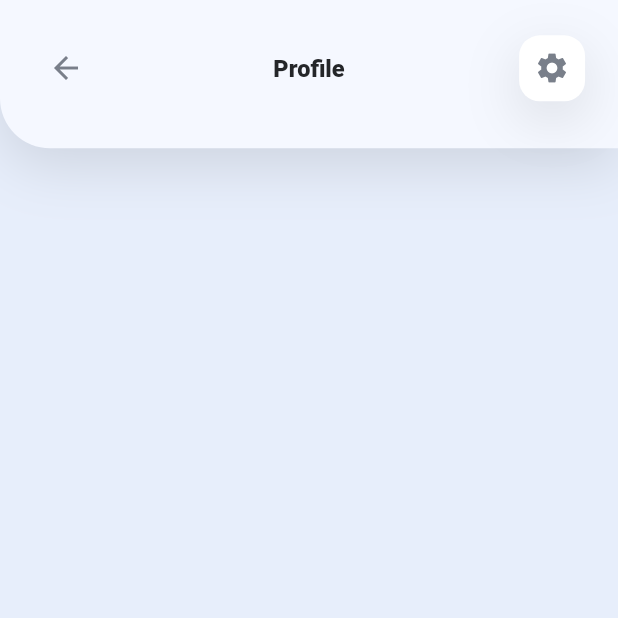
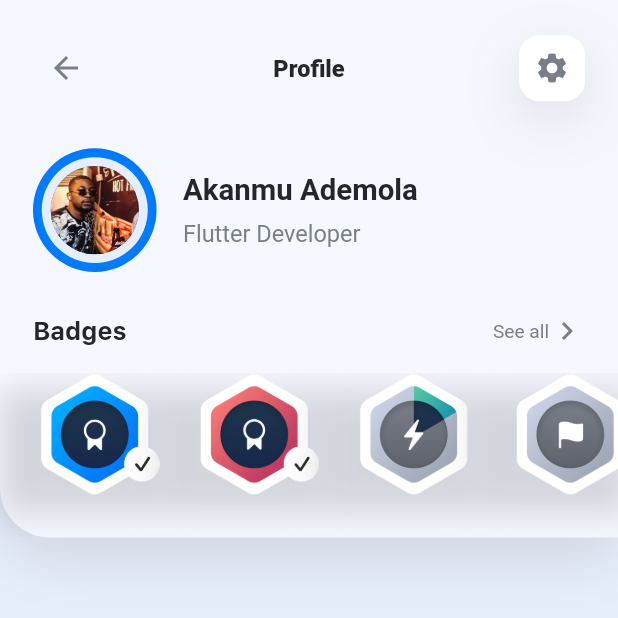
Before and after one commit to demola33/design_courses_app, a Flutter app: the ProfileScreen screen opened directly, on a phone screen of 412 x 824 dp, the top half of it. Run offline on Flutter 3.47's test engine with Material 2 defaults, Android fonts, the light colour scheme and no system bars; our stand-ins replace flutter_screenutil, sliding_up_panel.

Commit message:
populate the profile screen with a: 1) image avatar & bio, 2) badges

```diff
--- a/lib/app/home/components/home_screen_nav_bar/home_screen_nav_bar.dart
+++ b/lib/app/home/components/home_screen_nav_bar/home_screen_nav_bar.dart
@@ -37,7 +37,7 @@ class HomeScreenNavBar extends StatelessWidget {
               onTap: (){
                 Navigator.of(context).push(
                   MaterialPageRoute(
-                    builder: (context) => const ProfileScreen(),
+                    builder: (context) => ProfileScreen(),
                   )
                 );
               },
--- a/lib/app/home/screens/profile_screen.dart
+++ b/lib/app/home/screens/profile_screen.dart
@@ -6,7 +6,15 @@ import 'package:flutter/material.dart';
 import 'package:flutter_screenutil/flutter_screenutil.dart';
 
 class ProfileScreen extends StatelessWidget {
-  const ProfileScreen({Key? key}) : super(key: key);
+  ProfileScreen({Key? key}) : super(key: key);
+
+  final List<String> badges = [
+    "badge-01.png",
+    "badge-02.png",
+    "badge-03.png",
+    "badge-04.png",
+    "badge-05.png",
+  ];
 
   @override
   Widget build(BuildContext context) {
@@ -29,7 +37,9 @@ class ProfileScreen extends StatelessWidget {
                 ]
               ),
               child: SafeArea(
-                child: Padding(
+                child: Column(
+                  children: [
+                    Padding(
                       padding: EdgeInsets.only(
                         left: 20.w,
                         top: 24.h,
@@ -82,6 +92,110 @@ class ProfileScreen extends StatelessWidget {
                         ],
                       ),
                     ),
+                    Padding(
+                      padding: EdgeInsets.symmetric(horizontal: 20.0.w),
+                      child: Row(
+                        children: [
+                          Container(
+                            child: Padding(
+                              padding: EdgeInsets.symmetric(horizontal: 6.0.h, vertical: 6.0.h),
+                              child: Container(
+                                padding: EdgeInsets.symmetric(horizontal: 6.0.h, vertical: 6.0.h),
+                                child: CircleAvatar(
+                                  backgroundImage: const AssetImage(
+                                      "asset/images/profile.jpg"
+                                  ),
+                                  radius: 30.r,
+                                ),
+                                decoration: BoxDecoration(
+                                  borderRadius: BorderRadius.circular(42.r),
+                                  color: kBackgroundColor,
+                                ),
+                              ),
+                            ),
+                            height: 84.h,
+                            width: 84.h,
+                            decoration: BoxDecoration(
+                              gradient: const RadialGradient(
+                                colors: [
+                                  Color(0xFF00AEFF),
+                                  Color(0xFF0077FF)
+                                ]
+                              ),
+                              borderRadius: BorderRadius.circular(42.r),
+                            ),
+                          ),
+                          SizedBox(width: 16.w),
+                          Column(
+                            crossAxisAlignment: CrossAxisAlignment.start,
+                            children: [
+                              Text(
+                                "Akanmu Ademola",
+                                style: kTitle2Style,
+                              ),
+                              SizedBox(height: 8.0.h),
+                              Text(
+                                "Flutter Developer",
+                                style: kSecondaryCalloutLabelStyle,
+                              ),
+                            ],
+                          ),
+                        ],
+                      ),
+                    ),
+                    Padding(
+                      padding: EdgeInsets.only(top: 28.h,bottom: 16.h),
+                      child: Column(
+                        children: [
+                          Padding(
+                            padding: EdgeInsets.symmetric(horizontal: 20.w),
+                            child: Row(
+                              mainAxisAlignment: MainAxisAlignment.spaceBetween,
+                              children: [
+                                Text(
+                                  "Badges",
+                                  style: kHeadlineLabelStyle,
+                                ),
+                                Row(
+                                  children: [
+                                    Text(
+                                      "See all",
+                                      style: kSearchPlaceholderStyle,
+                                    ),
+                                    const Icon(Icons.chevron_right, color: kSecondaryLabelColor),
+                                  ],
+                                )
+                              ],
+                            ),
+                          )
+                        ],
+                      ),
+                    ),
+                    Container(
+                      height: 112.h,
+                      child: ListView.builder(
+                        padding: EdgeInsets.only(bottom: 28.h),
+                        scrollDirection: Axis.horizontal,
+                        itemCount: badges.length,
+                        itemBuilder: (context, index) {
+                          return Container(
+                            padding: EdgeInsets.only(left: 20.w, right: index != (badges.length - 1) ? 0.0 : 20.0.w),
+                            decoration: BoxDecoration(
+                              boxShadow: [
+                                BoxShadow(
+                                  offset: Offset(0, 12.h),
+                                  blurRadius: 18.r,
+                                  color: kShadowColor.withOpacity(0.2),
+                                ),
+                              ]
+                            ),
+                            child: Image.asset("asset/badges/${badges[index]}"),
+                          );
+                        },
+                      ),
+                    ),
+                  ],
+                ),
               ),
             ),
           ],
```
Also changed, not shown: asset/badges/badge-05.png (added). Lines whose indentation alone changed are shown as unchanged.
